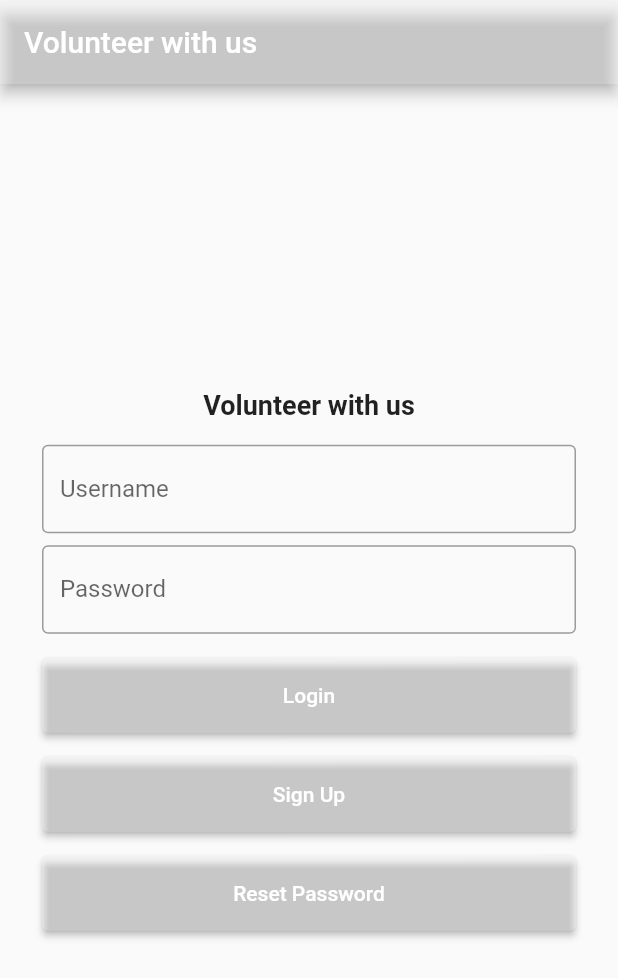
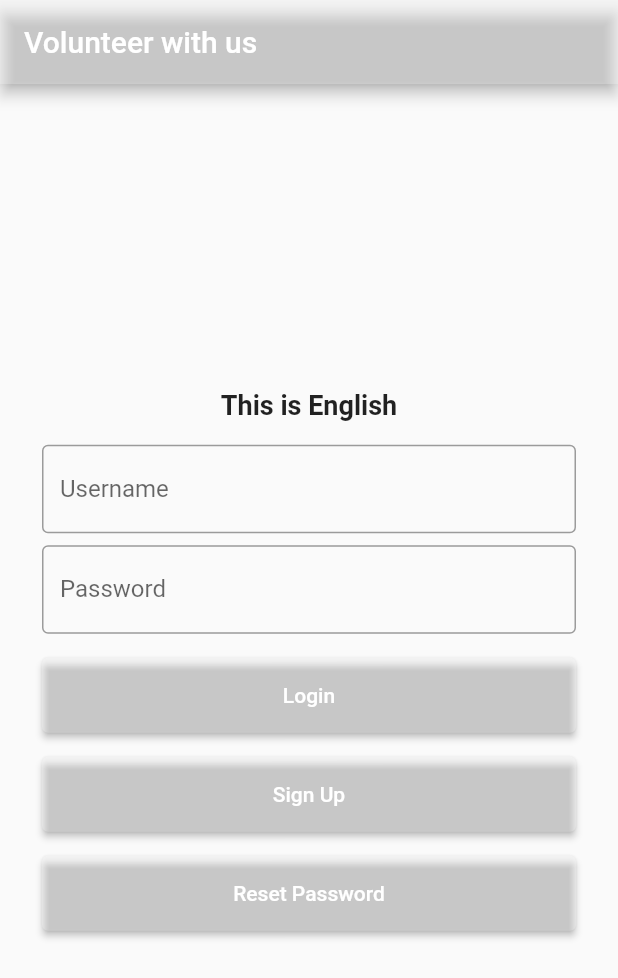
Before and after one commit to AlexandraDamaschin/SkipToTheFuture-Frontend, a Flutter app: the screen it shows after launch, on a phone screen of 412 x 824 dp. Shown: the top 978 px of the screen. Run offline on Flutter 3.47's test engine with Material 2 defaults, Android fonts, the phone set to English and light mode, and no system bars; our stand-ins replace parse_server_sdk_flutter.

Commit message:
Add translations

```diff
--- /dev/null
+++ b/i18n/ar.json
@@ -0,0 +1,4 @@
+{
+    "title": "مرحبا!",
+    "message": "هذه هي اللغة العربي"
+}
--- /dev/null
+++ b/i18n/en.json
@@ -0,0 +1,4 @@
+{
+    "title": "Hello!",
+    "message": "This is English"
+}
--- /dev/null
+++ b/i18n/ro.json
@@ -0,0 +1,4 @@
+{
+    "title": "Buna!",
+    "message": "Limba romana"
+}
--- a/lib/login/login.dart
+++ b/lib/login/login.dart
@@ -4,6 +4,7 @@ import 'package:parse_server_sdk_flutter/parse_server_sdk.dart';
 import 'package:skip_to_the_future_app/projects/projects.dart';
 import 'package:skip_to_the_future_app/register/register.dart';
 import 'package:skip_to_the_future_app/login/reset_password.dart';
+import 'package:skip_to_the_future_app/translations/localizations.dart';
 import '../common/message.dart';
 
 class LoginPage extends StatefulWidget {
@@ -31,7 +32,8 @@ class _LoginPageState extends State<LoginPage> {
                 crossAxisAlignment: CrossAxisAlignment.stretch,
                 children: [
                   Center(
-                    child: const Text('Volunteer with us',
+                    child: Text(
+                        AppLocalizations.of(context).translate('message'),
                         style: TextStyle(
                             fontSize: 18, fontWeight: FontWeight.bold)),
                   ),
--- a/lib/main.dart
+++ b/lib/main.dart
@@ -1,8 +1,10 @@
 import 'package:flutter/material.dart';
+import 'package:flutter_localizations/flutter_localizations.dart';
 import 'package:parse_server_sdk_flutter/parse_server_sdk.dart';
 import 'package:skip_to_the_future_app/login/login.dart';
 import 'common/constants.dart';
 import 'projects/projects.dart';
+import 'translations/localizations.dart';
 
 void main() async {
   WidgetsFlutterBinding.ensureInitialized();
@@ -36,7 +38,17 @@ class MyApp extends StatelessWidget {
   @override
   Widget build(BuildContext context) {
     return MaterialApp(
-      title: 'Volunteer with us',
+      title: 'Volunteer with us!',
+      supportedLocales: [
+        Locale('en', 'US'),
+        Locale('ar', ''),
+        Locale('ro', ''),
+      ],
+      localizationsDelegates: [
+        AppLocalizations.delegate,
+        GlobalMaterialLocalizations.delegate,
+        GlobalWidgetsLocalizations.delegate,
+      ],
       home: FutureBuilder<bool>(
           future: hasUserLogged(),
           builder: (context, snapshot) {
--- /dev/null
+++ b/lib/translations/localizations.dart
@@ -0,0 +1,64 @@
+import 'dart:convert';
+import 'dart:ui';
+import 'package:flutter/cupertino.dart';
+import 'package:flutter/services.dart';
+
+class AppLocalizations {
+  final Locale locale;
+
+  AppLocalizations(this.locale);
+
+  // Helper method to keep the code in the widgets concise
+  // Localizations are accessed using an InheritedWidget "of" syntax
+  static AppLocalizations of(BuildContext context) {
+    return Localizations.of<AppLocalizations>(context, AppLocalizations);
+  }
+
+  // Static member to have a simple access to the delegate from the MaterialApp
+  static const LocalizationsDelegate<AppLocalizations> delegate =
+      _AppLocalizationsDelegate();
+
+  Map<String, String> _localizedStrings;
+
+  Future<bool> load() async {
+    // Load the language JSON file from the "lang" folder
+    String jsonString =
+        await rootBundle.loadString('i18n/${locale.languageCode}.json');
+    Map<String, dynamic> jsonMap = json.decode(jsonString);
+
+    _localizedStrings = jsonMap.map((key, value) {
+      return MapEntry(key, value.toString());
+    });
+
+    return true;
+  }
+
+  // This method will be called from every widget which needs a localized text
+  String translate(String key) {
+    return _localizedStrings[key];
+  }
+}
+
+class _AppLocalizationsDelegate
+    extends LocalizationsDelegate<AppLocalizations> {
+  // This delegate instance will never change (it doesn't even have fields!)
+  // It can provide a constant constructor.
+  const _AppLocalizationsDelegate();
+
+  @override
+  bool isSupported(Locale locale) {
+    // Include all of your supported language codes here
+    return ['en', 'ar', 'ro'].contains(locale.languageCode);
+  }
+
+  @override
+  Future<AppLocalizations> load(Locale locale) async {
+    // AppLocalizations class is where the JSON loading actually runs
+    AppLocalizations localizations = new AppLocalizations(locale);
+    await localizations.load();
+    return localizations;
+  }
+
+  @override
+  bool shouldReload(_AppLocalizationsDelegate old) => false;
+}
--- a/pubspec.yaml
+++ b/pubspec.yaml
@@ -23,6 +23,8 @@ environment:
 dependencies:
   flutter:
     sdk: flutter
+  flutter_localizations:
+    sdk: flutter
   graphql_flutter: ^4.0.1
   parse_server_sdk_flutter: ^2.0.0
   parse_server_sdk: ^2.1.0
@@ -47,6 +49,9 @@ flutter:
 
   # To add assets to your application, add an assets section, like this:
   assets:
+    - i18n/ar.json
+    - i18n/en.json
+    - i18n/ro.json
     - images/volunteer.jpeg
 
   # An image asset can refer to one or more resolution-specific "variants", see
```
Also changed, not shown: pubspec.lock.
